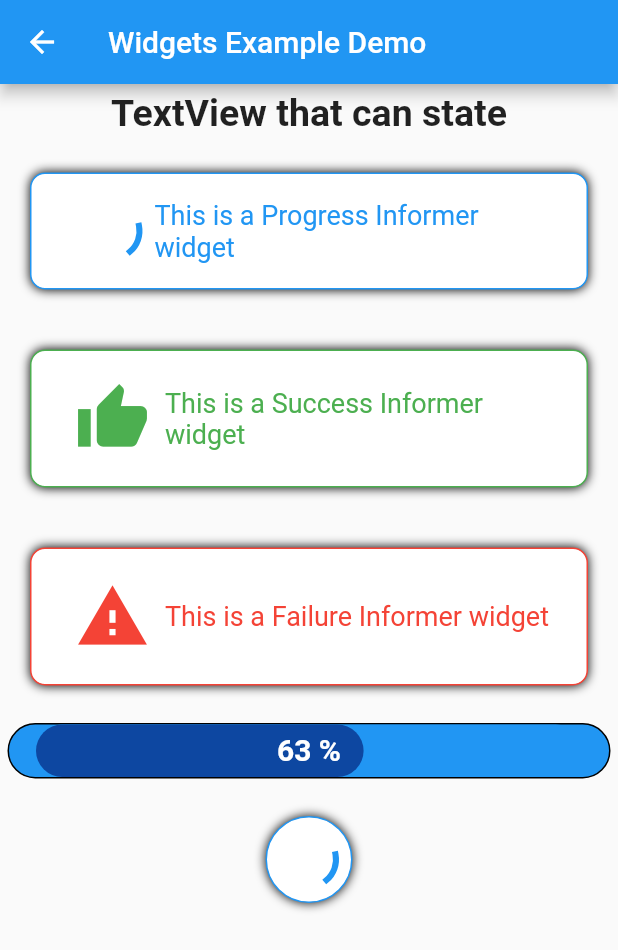
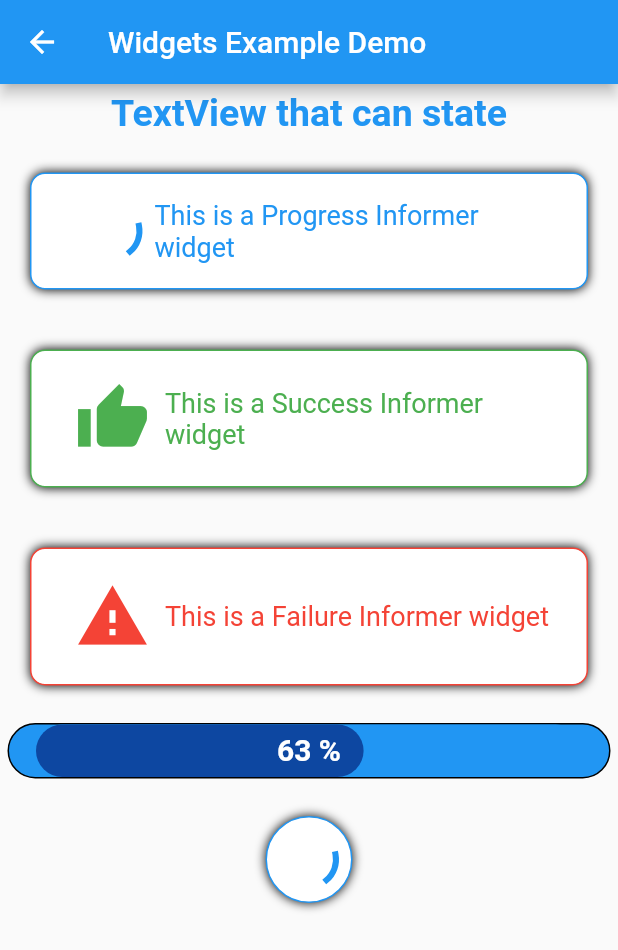
Before and after one commit to JacksiroKe/anisi_controls, a Flutter app: the screen it shows after launch, item 2 of the bottom bar chosen, on a phone screen of 412 x 824 dp. Shown: the top 950 px of the screen. Run offline on Flutter 3.47's test engine with Material 2 defaults, Android fonts, the phone set to English and light mode, and no system bars; drawn by our look-alikes of percent_indicator.

Commit message:
added the method - modify for all the latest widgets

```diff
--- a/example/lib/second_page.dart
+++ b/example/lib/second_page.dart
@@ -7,7 +7,7 @@ class SecondPage extends StatefulWidget {
 }
 
 class _SecondPageState extends State<SecondPage> {
-  AsTextView textView = AsTextView.setUp("TextView that can state", 25, true);
+  AsTextView textView = AsTextView.setUp("TextView that can state", 25, true, Colors.blue, Colors.grey);
   AsLineProgress lineProgress = AsLineProgress.setUp(63, Colors.black, Colors.blue[900], Colors.blue);
   AsInformer progress = AsInformer.setUp(1, "This is a Progress Informer widget", Colors.blue, Colors.white, Colors.transparent, 10);
   AsInformer success = AsInformer.setUp(2, "This is a Success Informer widget", Colors.green, Colors.white, Colors.transparent, 10);
--- a/lib/as_text_view.dart
+++ b/lib/as_text_view.dart
@@ -2,21 +2,26 @@ import 'package:flutter/material.dart';
 
 /// Stateful TextView control
 class AsTextView extends StatefulWidget {
-  final String text;
-  final double fsize;
-  final bool isbold;
+  String text;
+  double fsize;
+  bool isbold;
+  Color color;
+  Color backgroundColor;
+
   AsTextViewState widgetState;
 
   AsTextView(
     {
       this.text,
       this.fsize,
-      this.isbold
+      this.isbold,
+      this.color,
+      this.backgroundColor,
     }
   );
 
   @override
-  createState() => widgetState = new AsTextViewState( text: this.text, fsize: this.fsize, isbold: this.isbold );
+  createState() => widgetState = new AsTextViewState( text: this.text, fsize: this.fsize, isbold: this.isbold, color: this.color );
 
   void setText(String newtext) {
     widgetState.setNewText(newtext);
@@ -26,12 +31,18 @@ class AsTextView extends StatefulWidget {
     widgetState.setNewFontSize(newfontsize);
   }
 
-  static Widget setUp(String defaultText, double textFontsize, bool isTextbold) {
+  static Widget setUp(String defaultText, double textFontsize, bool isTextbold, Color color, Color backgroundColor) {
     return new AsTextView(
       text: defaultText,
-      fsize: textFontsize ,
-      isbold: isTextbold
+      fsize: textFontsize,
+      isbold: isTextbold,
+      color: color,
+      backgroundColor: backgroundColor,
     );
+  }
+
+  void modify(String defaultText, double textFontsize, bool isTextbold, Color color, Color backgroundColor) {
+    widgetState.modifyWidget(defaultText, textFontsize, isTextbold, color, backgroundColor);
   }
 }
 
@@ -39,14 +50,16 @@ class AsTextViewState extends State<AsTextView> {
   String text;
   double fsize;
   bool isbold;
+  Color color;
+  Color backgroundColor;
 
-  AsTextViewState( { this.text, this.fsize, this.isbold } );
+  AsTextViewState( { this.text, this.fsize, this.isbold, this.color, this.backgroundColor } );
 
   @override
   Widget build(BuildContext context) {
     return Text(
       text,
-      style: TextStyle(fontWeight: isbold ? FontWeight.bold : FontWeight.normal, fontSize: fsize),
+      style: TextStyle(fontWeight: isbold ? FontWeight.bold : FontWeight.normal, fontSize: fsize, color: color, backgroundColor: backgroundColor),
     );
   }
 
@@ -58,4 +71,14 @@ class AsTextViewState extends State<AsTextView> {
     setState(() { fsize = newFontsize; });
   }
 
+  void modifyWidget(String defaultText, double textFontsize, bool isTextbold, Color color, Color backgroundColor) {
+    setState(() {
+      defaultText = defaultText;
+      textFontsize = textFontsize;
+      isTextbold = isTextbold;
+      color = color;
+      backgroundColor = backgroundColor;
+    });
+  }
+
 }
--- a/pubspec.yaml
+++ b/pubspec.yaml
@@ -1,6 +1,6 @@
 name: anisi_controls
 description: A couple of my own custom made controls you may find useful to your flutter project
-version: 0.0.4
+version: 0.0.5
 homepage: https://github.com/jacksiroke/anisi_controls
 
 environment:
```
Also changed, not shown: lib/as_informer.dart (+17 -3 lines), lib/as_line_progress.dart (+12 -0 lines), lib/as_loader.dart (+10 -0 lines), example/pubspec.lock, 2 other files.
